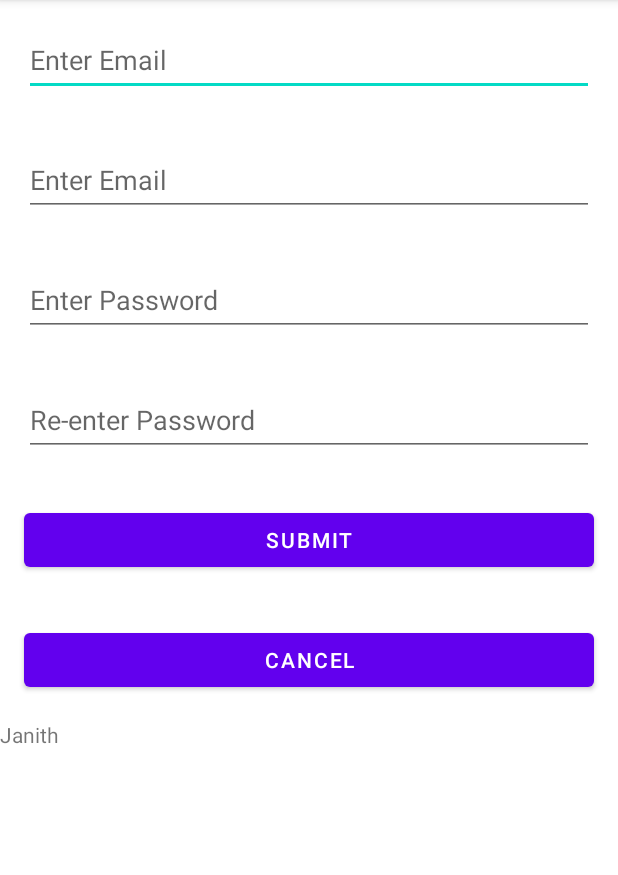
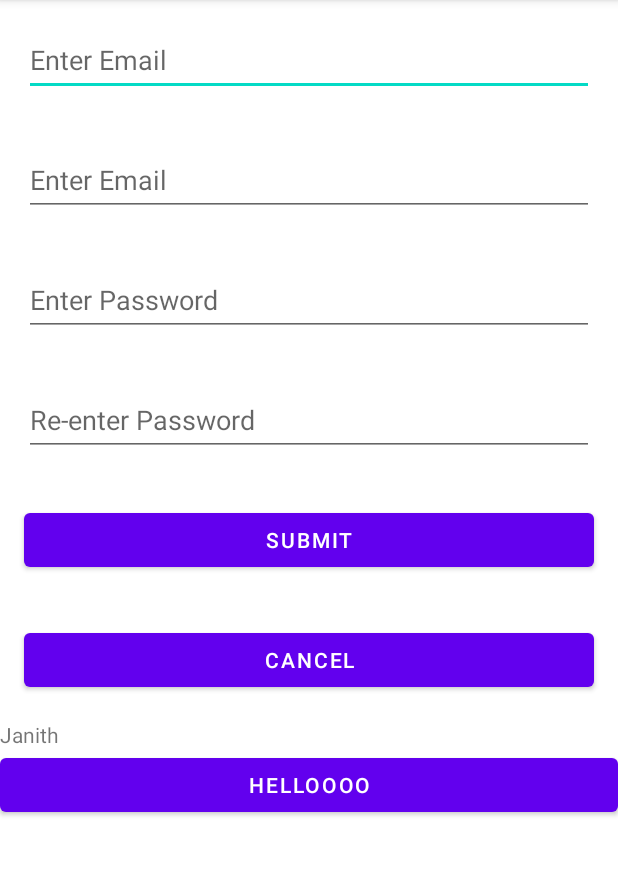
Before and after one commit to RanushSanjula/MAD-Lab4, an Android app: the screen it shows after launch (MainActivity), on a phone screen of 412 x 824 dp, the part 84-959 px from its top. Run offline under Robolectric (Android 15) with nearby library versions, the phone set to English and light mode, and no system bars.

Commit message:
Add helloooo

```diff
--- a/app/src/main/res/layout/activity_main.xml
+++ b/app/src/main/res/layout/activity_main.xml
@@ -80,4 +80,10 @@
         android:layout_width="match_parent"
         android:layout_height="wrap_content"
         android:text="Janith" />
+
+    <Button
+        android:id="@+id/button3"
+        android:layout_width="match_parent"
+        android:layout_height="wrap_content"
+        android:text="helloooo" />
 </LinearLayout>
```
